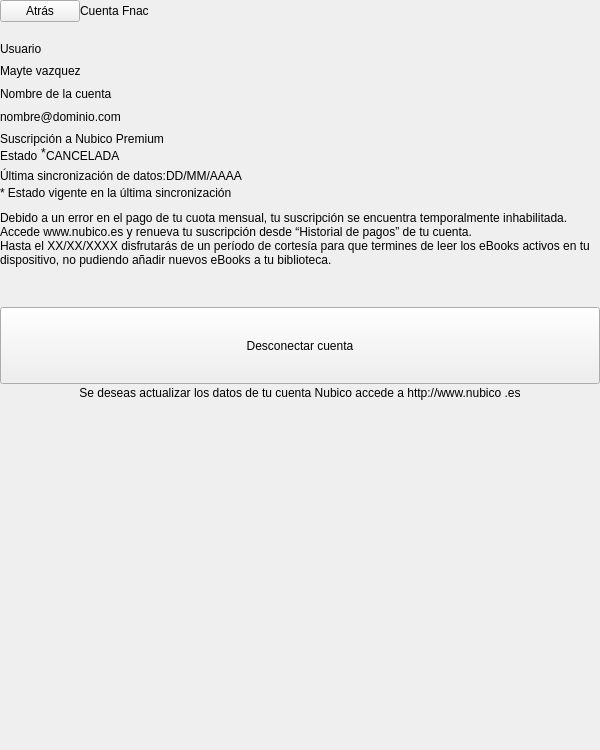
Qt form bqSetting/ui/SettingsUnLinkStoreDevice.ui (bq/cervantes) before a commit.
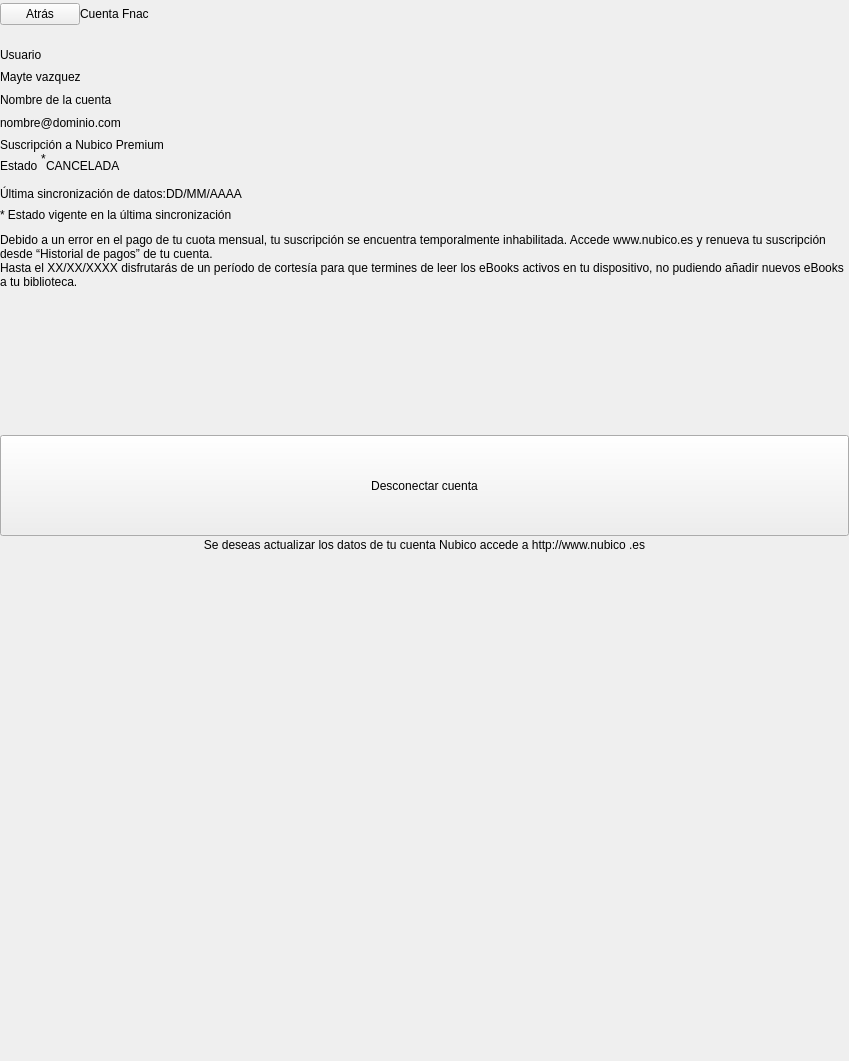
The same form after that commit. Custom widgets are drawn as their Qt base class.

Diff of the .ui file:
```diff
--- a/bqSetting/ui/SettingsUnLinkStoreDevice.ui
+++ b/bqSetting/ui/SettingsUnLinkStoreDevice.ui
@@ -6,8 +6,8 @@
    <rect>
     <x>0</x>
     <y>0</y>
-    <width>600</width>
-    <height>750</height>
+    <width>849</width>
+    <height>1061</height>
    </rect>
   </property>
   <property name="sizePolicy">
@@ -18,14 +18,14 @@
   </property>
   <property name="minimumSize">
    <size>
-    <width>600</width>
-    <height>750</height>
+    <width>0</width>
+    <height>0</height>
    </size>
   </property>
   <property name="maximumSize">
    <size>
-    <width>600</width>
-    <height>750</height>
+    <width>849</width>
+    <height>1061</height>
    </size>
   </property>
   <property name="windowTitle">
@@ -71,7 +71,7 @@
         <property name="maximumSize">
          <size>
           <width>16777215</width>
-          <height>1000</height>
+          <height>1414</height>
          </size>
         </property>
         <property name="text">
@@ -86,8 +86,8 @@
         </property>
         <property name="sizeHint" stdset="0">
          <size>
-          <width>40</width>
-          <height>20</height>
+          <width>57</width>
+          <height>28</height>
          </size>
         </property>
        </spacer>
@@ -149,7 +149,7 @@
         <property name="maximumSize">
          <size>
           <width>16777215</width>
-          <height>1010</height>
+          <height>1428</height>
          </size>
         </property>
         <property name="text">
@@ -180,7 +180,7 @@
         <property name="maximumSize">
          <size>
           <width>16777215</width>
-          <height>1030</height>
+          <height>1457</height>
          </size>
         </property>
         <property name="text">
@@ -214,7 +214,7 @@
         <property name="maximumSize">
          <size>
           <width>16777215</width>
-          <height>1016</height>
+          <height>1437</height>
          </size>
         </property>
         <property name="text">
@@ -248,7 +248,7 @@
         <property name="maximumSize">
          <size>
           <width>16777215</width>
-          <height>1030</height>
+          <height>1457</height>
          </size>
         </property>
         <property name="text">
@@ -341,8 +341,8 @@
           </property>
           <property name="sizeHint" stdset="0">
            <size>
-            <width>40</width>
-            <height>20</height>
+            <width>57</width>
+            <height>28</height>
            </size>
           </property>
          </spacer>
@@ -402,8 +402,8 @@
           </property>
           <property name="sizeHint" stdset="0">
            <size>
-            <width>40</width>
-            <height>20</height>
+            <width>57</width>
+            <height>28</height>
            </size>
           </property>
          </spacer>
@@ -421,7 +421,7 @@
         <property name="maximumSize">
          <size>
           <width>16777215</width>
-          <height>10000</height>
+          <height>14142</height>
          </size>
         </property>
         <property name="text">
@@ -468,8 +468,8 @@
         </property>
         <property name="sizeHint" stdset="0">
          <size>
-          <width>20</width>
-          <height>40</height>
+          <width>28</width>
+          <height>57</height>
          </size>
         </property>
        </spacer>
@@ -490,8 +490,8 @@
         </property>
         <property name="maximumSize">
          <size>
-          <width>10000</width>
-          <height>77</height>
+          <width>14142</width>
+          <height>109</height>
          </size>
         </property>
         <property name="focusPolicy">
@@ -534,8 +534,8 @@
      </property>
      <property name="sizeHint" stdset="0">
       <size>
-       <width>20</width>
-       <height>40</height>
+       <width>28</width>
+       <height>57</height>
       </size>
      </property>
     </spacer>
```
Left out of the diff: 24 changed lines with no effect on the pictures.
